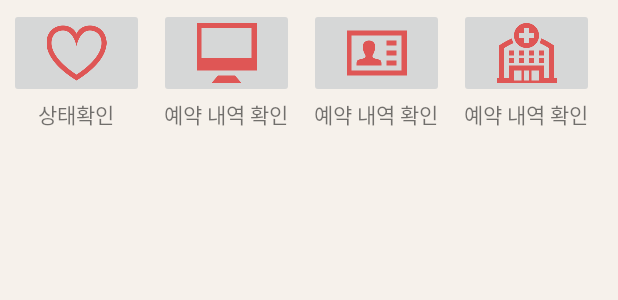
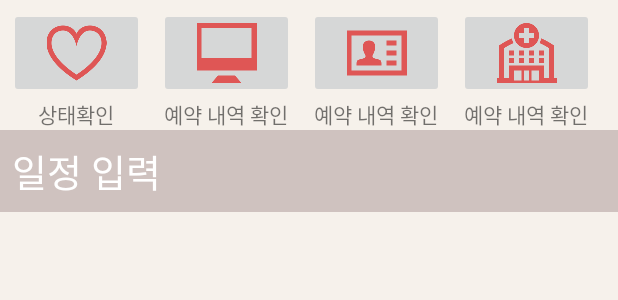
Before and after one commit to SungYil/Pet_Teun_Teun_Front, an Android app: the layout user_pet_manage_fragment.xml on its own in the app's theme, with its tools: preview values and no code run, on a phone screen of 412 x 824 dp. Shown: the top 300 px of the screen. Run offline under Robolectric (Android 15) with nearby library versions, the phone set to English and light mode, and no system bars.

Commit message:
user_main_fragment에 두개를 넣는방식으로 갔으나 에러는 잡히지않으나 앱이 실행시 터져버림.
에러를 잡아야함.

```diff
--- a/app/src/main/res/layout/user_pet_manage_fragment.xml
+++ b/app/src/main/res/layout/user_pet_manage_fragment.xml
@@ -74,7 +74,7 @@
                 android:id="@+id/hospital_match"
                 android:layout_width="90dp"
                 android:layout_height="60dp"
-                android:src="@drawable/hospitalRed"
+                android:src="@drawable/hospital_red"
                 android:scaleType="fitCenter"
                 android:layout_marginRight="10dp"></ImageButton>
             <TextView
@@ -85,4 +85,22 @@
         </LinearLayout>
     </LinearLayout>
 
+    <TextView
+        android:layout_width="match_parent"
+        android:layout_height="wrap_content"
+        android:text="일정 입력"
+        android:textSize="25dp"
+        android:padding="8dp"
+        android:textColor="@color/colorWhite"
+        android:background="@color/colorWeakBrown"></TextView>
+
+    <LinearLayout
+        android:layout_width="wrap_content"
+        android:layout_height="200dp"
+        android:orientation="vertical">
+
+        <ListView
+            android:layout_width="match_parent"
+            android:layout_height="match_parent"></ListView>
+    </LinearLayout>
 </LinearLayout>
```
Also changed, not shown: app/src/main/java/com/pethospital/pet_teun_teun/fragments/UserMainFragment.java (+17 -0 lines), app/src/main/java/com/pethospital/pet_teun_teun/fragments/UserPetInfoFragment.java (added, +21 -0 lines), app/src/main/java/com/pethospital/pet_teun_teun/fragments/UserPetManageFragment.java (added, +21 -0 lines), app/src/main/res/layout/user_main_fragment.xml (+8 -7 lines), app/src/main/res/drawable/hospital_red.png (renamed from app/src/main/res/drawable/hospitalRed.png).
